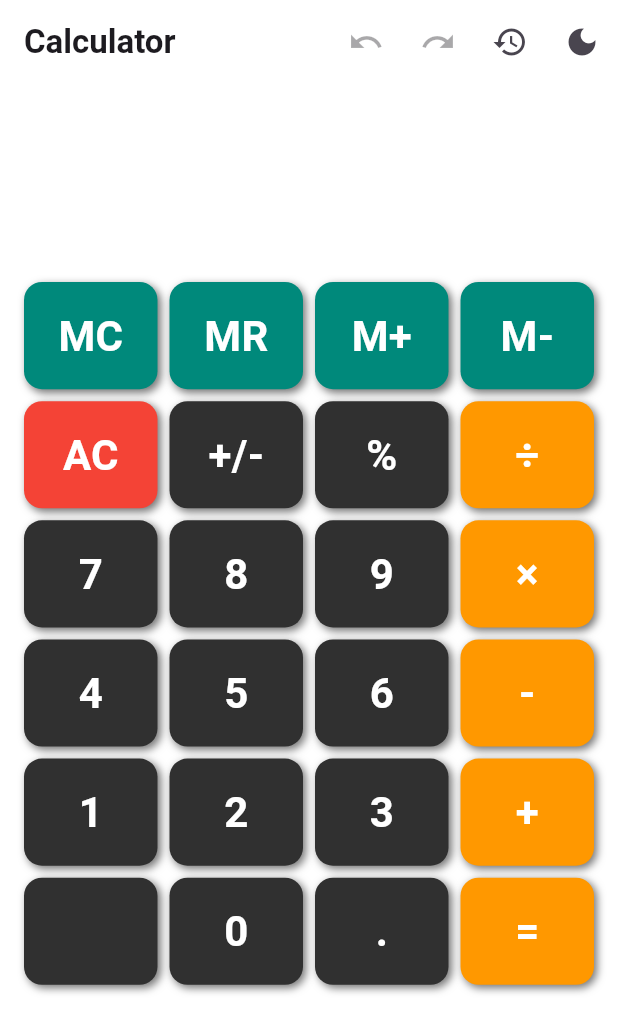
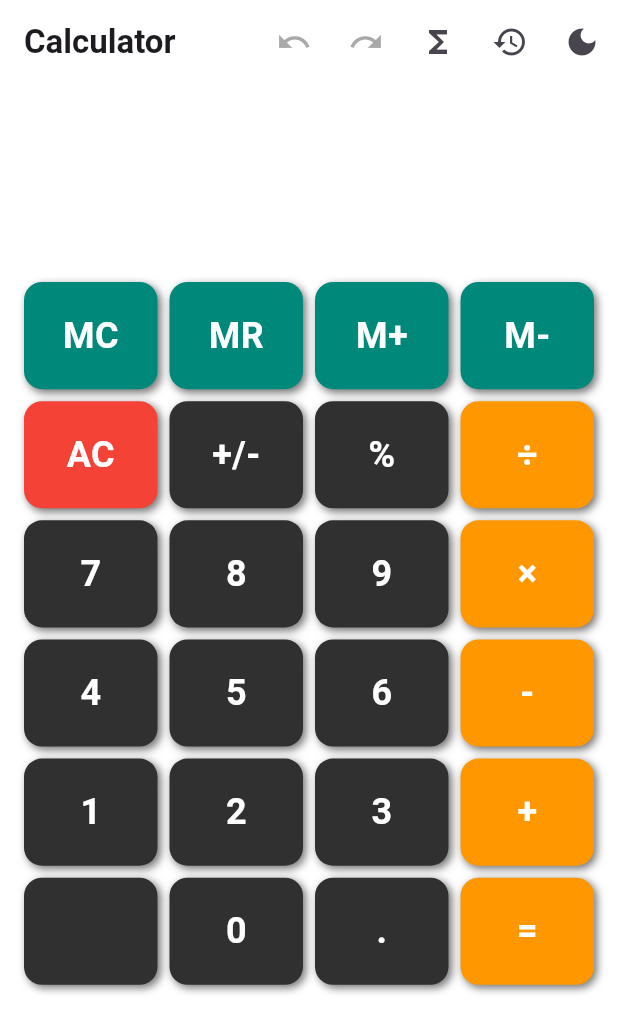
Before and after one commit to emtaylor1993/Simple-Calculator, a Flutter app: the screen it shows after launch, on a phone screen of 412 x 824 dp. Shown: the top 1033 px of the screen. Run offline on Flutter 3.47's test engine with Material 3 defaults, Android fonts, the phone set to English and light mode, and no system bars; our stand-ins replace audioplayers, math_expressions, shared_preferences.

Commit message:
+ Added layout support for scientific functions.

```diff
--- a/simple_calculator/lib/main.dart
+++ b/simple_calculator/lib/main.dart
@@ -133,17 +133,30 @@ class CalculatorHomePageState extends State<CalculatorHomePage> {
   List<String> _history = [];   // Stores recent calculations.
   double? _memory = 0.0;         // Stores values in memory for M+, M-, MR, MC.
   DateTime? _lastSnackBarTime;
-  List<String> _undoStack = [];
-  List<String> _redoStack = [];
+  bool _isScientific = false;
 
+  final List<String> _undoStack = [];
+  final List<String> _redoStack = [];
   final Duration _cooldownDuration = const Duration(milliseconds: 2000);
-  final List<String> buttons = [
+
+  List<String> get allButtons {
+    return [
+      // Regular calculator buttons
       'MC', 'MR', 'M+', 'M-',
       'AC/⌫', '+/-', '%', '÷',
       '7', '8', '9', '×',
       '4', '5', '6', '-',
       '1', '2', '3', '+',
       '', '0', '.', '=',
+
+      // Scientific buttons come after
+      if (_isScientific) ...scientificButtons,
+    ];
+  }
+
+  final List<String> scientificButtons = [
+    'sin', 'cos', 'tan', 'log',
+    'ln', '√', 'x²', 'x!',
   ];
 
   /// Load saved history from shared preferences.
@@ -385,6 +398,26 @@ class CalculatorHomePageState extends State<CalculatorHomePage> {
           }
         }
 
+      } else if (['sin', 'cos', 'tan', 'log', 'ln', '√', 'x²', 'x!'].contains(value)) {
+        String wrapped = _expression.isEmpty ? '0' : _expression;
+
+        switch (value) {
+          case '√':
+            _expression = 'sqrt($wrapped)';
+            break;
+          case 'x²':
+            _expression = '($wrapped)^2';
+            break;
+          case 'x!':
+            _expression = '($wrapped)!';
+            break;
+          default:
+            _expression = '$value($wrapped)';
+        }
+
+        _justEvaluated = false;
+        return;
+
       // Handles support for negative numbers.
       } else if (value == '+/-') {
         final match = RegExp(r'(\-?\(?\d*\.?\d+\)?)$').firstMatch(_expression);
@@ -468,7 +501,7 @@ class CalculatorHomePageState extends State<CalculatorHomePage> {
   String _evaluate(String expr) {
     try {
       expr = expr.replaceAllMapped(RegExp(r'(?<!\d)\.(\d+)'), (match) => '0.${match[1]}');
-      expr = expr.replaceAll('×', '*').replaceAll('÷', '/');
+      expr = expr.replaceAll('×', '*').replaceAll('÷', '/').replaceAll('√', 'sqrt');
 
       // Convert percentages to their decimal equivalents (e.g., 20% → (20*0.01))
       expr = expr.replaceAllMapped(RegExp(r'(\d+(\.\d+)?)%'), (match) {
@@ -555,7 +588,7 @@ class CalculatorHomePageState extends State<CalculatorHomePage> {
   Widget _buildButtonGrid(bool isMobile, BoxConstraints constraints) {
     final gridPadding = 16.0;
     final crossAxisCount = 4;
-    final rowCount = 7;
+    final rowCount = _isScientific ? 9 : 7;
     final spacing = 8.0;
 
     final availableHeight = constraints.maxHeight - 220; // Display + spacing
@@ -567,7 +600,7 @@ class CalculatorHomePageState extends State<CalculatorHomePage> {
       child: Padding(
         padding: const EdgeInsets.symmetric(horizontal: 16.0),
         child: GridView.builder(
-          itemCount: buttons.length,
+          itemCount: allButtons.length,
           physics: const NeverScrollableScrollPhysics(),
           gridDelegate: SliverGridDelegateWithFixedCrossAxisCount(
             crossAxisCount: crossAxisCount,
@@ -576,7 +609,7 @@ class CalculatorHomePageState extends State<CalculatorHomePage> {
             childAspectRatio: buttonWidth / buttonHeight,
           ),
           itemBuilder: (context, index) {
-            final button = buttons[index];
+            final button = allButtons[index];
             final isMemory = ['MC', 'MR', 'M+', 'M-'].contains(button);
             final isOperator = ['÷', '×', '-', '+', '='].contains(button);
             final color = button == 'AC/⌫' ? Colors.red : isMemory ? Colors.teal.shade600 : isOperator ? Colors.orange : null;
@@ -589,11 +622,13 @@ class CalculatorHomePageState extends State<CalculatorHomePage> {
 
   Widget _buildButton(String text, {Color? color, bool isMobile = false}) {
     final String label = text == 'AC/⌫' ? (_expression.isEmpty && _result.isEmpty ? 'AC' : '⌫') : text;
+    final double fontSize = _isScientific ? (isMobile ? 20 : 28) : (isMobile ? 24 : 32);
+
     return _AnimatedCalculatorButton(
       label: label,
       color: color ?? Colors.grey[850]!,
       onTap: () => _buttonPressed(text),
-      fontSize: isMobile ? 28 : 60,
+      fontSize: fontSize,
     );
   }
 
@@ -617,6 +652,15 @@ class CalculatorHomePageState extends State<CalculatorHomePage> {
             icon: const Icon(Icons.redo),
             onPressed: _redoStack.isNotEmpty ? _redo : null,
             tooltip: 'Redo',
+          ),
+          IconButton(
+            icon: Icon(_isScientific ? Icons.calculate : Icons.functions),
+            onPressed: () {
+              setState(() {
+                _isScientific = !_isScientific;
+              });
+            },
+            tooltip: 'Toggle Scientific Mode',
           ),
           IconButton(
             icon: const Icon(Icons.history),
```
Lines whose indentation alone changed are shown as unchanged.
